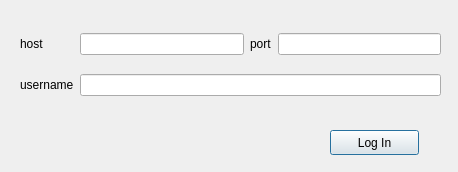
HarDToBelieve/video-chat, file main.ui: the form before one commit.
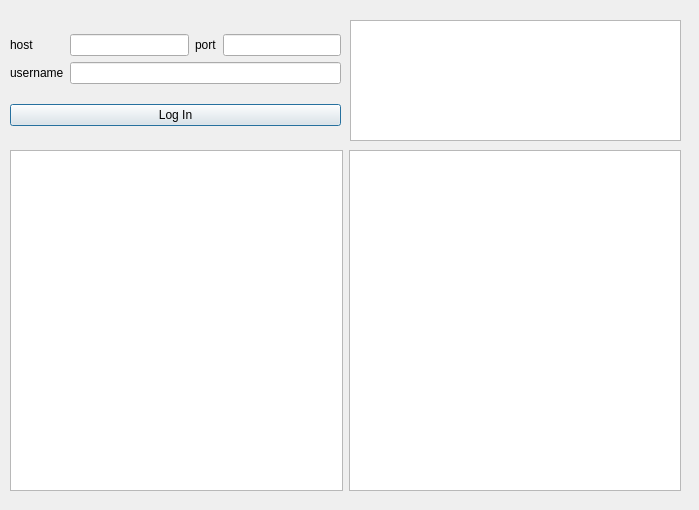
The form after the commit.

```diff
--- a/main.ui
+++ b/main.ui
@@ -6,22 +6,52 @@
    <rect>
     <x>0</x>
     <y>0</y>
-    <width>458</width>
-    <height>172</height>
+    <width>699</width>
+    <height>510</height>
    </rect>
   </property>
   <property name="windowTitle">
    <string>Dialog</string>
   </property>
-  <widget class="QWidget" name="layoutWidget">
+  <widget class="QListView" name="listView_peers">
    <property name="geometry">
     <rect>
-     <x>20</x>
+     <x>350</x>
      <y>20</y>
-     <width>421</width>
-     <height>91</height>
+     <width>331</width>
+     <height>121</height>
     </rect>
    </property>
+  </widget>
+  <widget class="QWidget" name="">
+   <property name="geometry">
+    <rect>
+     <x>10</x>
+     <y>150</y>
+     <width>671</width>
+     <height>341</height>
+    </rect>
+   </property>
+   <layout class="QHBoxLayout" name="horizontalLayout">
+    <item>
+     <widget class="QGraphicsView" name="graphicsView_local"/>
+    </item>
+    <item>
+     <widget class="QGraphicsView" name="graphicsView_remote"/>
+    </item>
+   </layout>
+  </widget>
+  <widget class="QWidget" name="">
+   <property name="geometry">
+    <rect>
+     <x>10</x>
+     <y>20</y>
+     <width>331</width>
+     <height>121</height>
+    </rect>
+   </property>
+   <layout class="QVBoxLayout" name="verticalLayout">
+    <item>
    <layout class="QGridLayout" name="gridLayout">
     <item row="3" column="2">
      <widget class="QLabel" name="label">
@@ -54,19 +84,15 @@
      <widget class="QLineEdit" name="lineEdit_username"/>
     </item>
    </layout>
-  </widget>
+    </item>
+    <item>
   <widget class="QPushButton" name="login_btn">
-   <property name="geometry">
-    <rect>
-     <x>330</x>
-     <y>130</y>
-     <width>89</width>
-     <height>25</height>
-    </rect>
-   </property>
    <property name="text">
     <string>Log In</string>
    </property>
+     </widget>
+    </item>
+   </layout>
   </widget>
  </widget>
  <resources/>
```
Lines whose indentation alone changed are shown as unchanged.
